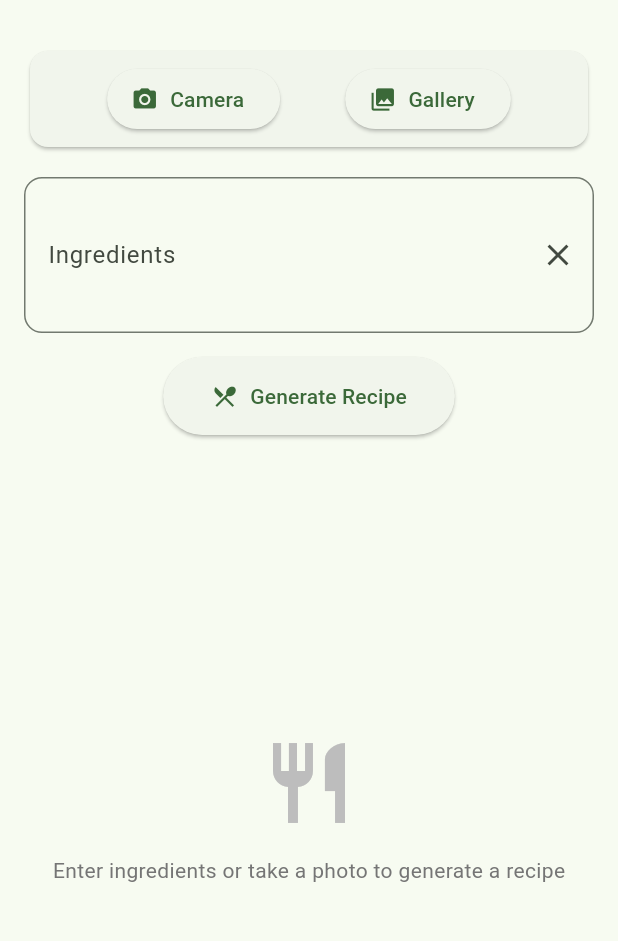
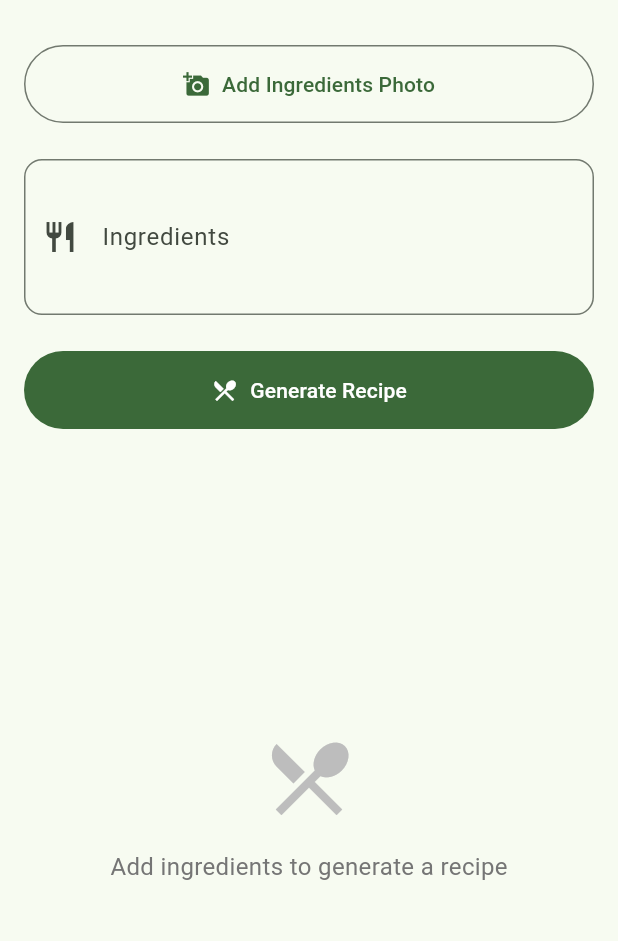
Before and after one commit to soltanzadehErfan/gemini_flutter, a Flutter app: the screen it shows after launch, on a phone screen of 412 x 824 dp, the part 63-1004 px from its top. Run offline on Flutter 3.47's test engine with Material 3 defaults, Android fonts, the phone set to English and light mode, and no system bars; our stand-ins replace flutter_dotenv, google_generative_ai, image_picker.

Commit message:
UI & UX improvements

```diff
--- a/lib/screens/home_screen.dart
+++ b/lib/screens/home_screen.dart
@@ -20,9 +20,42 @@ class _HomeScreenState extends State<HomeScreen> {
   bool _isLoading = false;
   File? _selectedImage;
 
-  Future<void> _pickImage() async {
+  Future<void> _showImageSourceDialog() async {
+    showModalBottomSheet(
+      context: context,
+      builder: (context) => SafeArea(
+        child: Column(
+          mainAxisSize: MainAxisSize.min,
+          children: [
+            ListTile(
+              leading: const CircleAvatar(
+                child: Icon(Icons.camera_alt, color: Colors.white),
+              ),
+              title: const Text('Take Photo'),
+              onTap: () {
+                Navigator.pop(context);
+                _pickImage(ImageSource.camera);
+              },
+            ),
+            ListTile(
+              leading: const CircleAvatar(
+                child: Icon(Icons.photo_library, color: Colors.white),
+              ),
+              title: const Text('Choose from Gallery'),
+              onTap: () {
+                Navigator.pop(context);
+                _pickImage(ImageSource.gallery);
+              },
+            ),
+          ],
+        ),
+      ),
+    );
+  }
+
+  Future<void> _pickImage(ImageSource source) async {
     try {
-      final image = await _imagePicker.pickImage(source: ImageSource.camera);
+      final image = await _imagePicker.pickImage(source: source);
       if (image == null) return;
 
       setState(() {
@@ -38,51 +71,41 @@ class _HomeScreenState extends State<HomeScreen> {
       });
     } catch (e) {
       setState(() => _isLoading = false);
-      ScaffoldMessenger.of(context).showSnackBar(
-        SnackBar(content: Text('Error: $e')),
-      );
+      _showError('Failed to process image: $e');
     }
   }
 
-  Future<void> _pickGalleryImage() async {
-    try {
-      final image = await _imagePicker.pickImage(source: ImageSource.gallery);
-      if (image == null) return;
-
-      setState(() {
-        _selectedImage = File(image.path);
-        _isLoading = true;
-      });
-
-      // Analyze image and get ingredients
-      final ingredients = await _geminiService.identifyIngredientsFromImage(_selectedImage!);
-
-      setState(() {
-        _isLoading = false;
-        _ingredientsController.text = ingredients;
-      });
-    } catch (e) {
-      setState(() => _isLoading = false);
+  void _showError(String message) {
     ScaffoldMessenger.of(context).showSnackBar(
-        SnackBar(content: Text('Error: $e')),
+      SnackBar(
+        content: Text(message),
+        behavior: SnackBarBehavior.floating,
+        backgroundColor: Colors.red.shade400,
+      ),
     );
-    }
   }
 
   Future<void> _generateRecipe() async {
-    if (_ingredientsController.text.isEmpty) return;
+    if (_ingredientsController.text.isEmpty) {
+      _showError('Please enter some ingredients first');
+      return;
+    }
 
     setState(() {
       _isLoading = true;
       _recipe = null;
     });
 
+    try {
       final recipe = await _geminiService.generateRecipe(_ingredientsController.text);
-
       setState(() {
         _recipe = recipe;
         _isLoading = false;
       });
+    } catch (e) {
+      setState(() => _isLoading = false);
+      _showError('Failed to generate recipe: $e');
+    }
   }
 
   @override
@@ -98,79 +121,122 @@ class _HomeScreenState extends State<HomeScreen> {
         title: const Text('Recipe Generator'),
         centerTitle: true,
       ),
-      body: Padding(
+      body: GestureDetector(
+        onTap: () => FocusScope.of(context).unfocus(),
+        child: CustomScrollView(
+          slivers: [
+            SliverFillRemaining(
+              hasScrollBody: false,
+              child: Padding(
                 padding: const EdgeInsets.all(16.0),
                 child: Column(
+                  crossAxisAlignment: CrossAxisAlignment.stretch,
                   children: [
-            // Image Input Section
-            Card(
-              child: Padding(
-                padding: const EdgeInsets.all(8.0),
-                child: Row(
-                  mainAxisAlignment: MainAxisAlignment.spaceEvenly,
-                  children: [
-                    ElevatedButton.icon(
-                      onPressed: _pickImage,
-                      icon: const Icon(Icons.camera_alt),
-                      label: const Text('Camera'),
+                    _buildImageSection(),
+                    const SizedBox(height: 24),
+                    _buildIngredientsInput(),
+                    const SizedBox(height: 24),
+                    _buildGenerateButton(),
+                    const SizedBox(height: 24),
+                    Expanded(child: _buildRecipeDisplay()),
+                  ],
                 ),
-                    ElevatedButton.icon(
-                      onPressed: _pickGalleryImage,
-                      icon: const Icon(Icons.photo_library),
-                      label: const Text('Gallery'),
+              ),
             ),
           ],
         ),
+      ),
+    );
+  }
+
+  Widget _buildImageSection() {
+    return Column(
+      crossAxisAlignment: CrossAxisAlignment.stretch,
+      children: [
+        OutlinedButton.icon(
+          onPressed: _isLoading ? null : _showImageSourceDialog,
+          icon: const Icon(Icons.add_a_photo),
+          label: const Text('Add Ingredients Photo'),
+          style: OutlinedButton.styleFrom(
+            padding: const EdgeInsets.all(16),
           ),
         ),
         if (_selectedImage != null) ...[
           const SizedBox(height: 16),
           ClipRRect(
             borderRadius: BorderRadius.circular(12),
-                child: Image.file(
+            child: Stack(
+              alignment: Alignment.topRight,
+              children: [
+                Image.file(
                   _selectedImage!,
-                  height: 150,
+                  height: 200,
                   width: double.infinity,
                   fit: BoxFit.cover,
                 ),
+                IconButton(
+                  onPressed: () => setState(() => _selectedImage = null),
+                  icon: const Icon(Icons.close),
+                  style: IconButton.styleFrom(
+                    backgroundColor: Colors.black54,
+                    foregroundColor: Colors.white,
+                  ),
                 ),
               ],
-            const SizedBox(height: 16),
-            TextField(
+            ),
+          ),
+        ],
+      ],
+    );
+  }
+
+  Widget _buildIngredientsInput() {
+    return TextField(
       controller: _ingredientsController,
       decoration: InputDecoration(
         labelText: 'Ingredients',
-                hintText: 'e.g., chicken, rice, tomatoes',
+        hintText: 'Enter ingredients or add a photo',
         border: OutlineInputBorder(
           borderRadius: BorderRadius.circular(12),
         ),
-                suffixIcon: IconButton(
+        prefixIcon: const Icon(Icons.restaurant),
+        suffixIcon: _ingredientsController.text.isNotEmpty
+            ? IconButton(
                 icon: const Icon(Icons.clear),
                 onPressed: () {
                   _ingredientsController.clear();
-                    setState(() => _selectedImage = null);
+                  setState(() {
+                    _selectedImage = null;
+                    _recipe = null;
+                  });
                 },
-                ),
+              )
+            : null,
       ),
       maxLines: 3,
+      textInputAction: TextInputAction.done,
+      onSubmitted: (_) => _generateRecipe(),
+    );
+  }
+
+  Widget _buildGenerateButton() {
+    return FilledButton.icon(
+      onPressed: _isLoading ? null : _generateRecipe,
+      icon: _isLoading
+          ? const SizedBox(
+              width: 20,
+              height: 20,
+              child: CircularProgressIndicator(
+                strokeWidth: 2,
+                valueColor: AlwaysStoppedAnimation<Color>(Colors.white),
               ),
-            const SizedBox(height: 16),
-            ElevatedButton.icon(
-              onPressed: _isLoading ? null : _generateRecipe,
-              icon: const Icon(Icons.restaurant_menu),
-              label: const Text('Generate Recipe'),
-              style: ElevatedButton.styleFrom(
+            )
+          : const Icon(Icons.restaurant_menu),
+      label: Text(_isLoading ? 'Generating...' : 'Generate Recipe'),
+      style: FilledButton.styleFrom(
         padding: const EdgeInsets.symmetric(
           horizontal: 32,
           vertical: 16,
-                ),
-              ),
-            ),
-            const SizedBox(height: 24),
-            Expanded(
-              child: _buildRecipeDisplay(),
-            ),
-          ],
         ),
       ),
     );
@@ -179,7 +245,14 @@ class _HomeScreenState extends State<HomeScreen> {
   Widget _buildRecipeDisplay() {
     if (_isLoading) {
       return const Center(
-        child: CircularProgressIndicator(),
+        child: Column(
+          mainAxisAlignment: MainAxisAlignment.center,
+          children: [
+            CircularProgressIndicator(),
+            SizedBox(height: 16),
+            Text('Preparing your recipe...'),
+          ],
+        ),
       );
     }
 
@@ -188,11 +261,18 @@ class _HomeScreenState extends State<HomeScreen> {
         child: Column(
           mainAxisAlignment: MainAxisAlignment.center,
           children: [
-            Icon(Icons.restaurant, size: 64, color: Colors.grey[400]),
+            Icon(
+              Icons.restaurant_menu,
+              size: 64,
+              color: Colors.grey[400],
+            ),
             const SizedBox(height: 16),
             Text(
-              'Enter ingredients or take a photo to generate a recipe',
-              style: TextStyle(color: Colors.grey[600]),
+              'Add ingredients to generate a recipe',
+              style: TextStyle(
+                color: Colors.grey[600],
+                fontSize: 16,
+              ),
             ),
           ],
         ),
@@ -200,15 +280,33 @@ class _HomeScreenState extends State<HomeScreen> {
     }
 
     return Card(
-      elevation: 2,
+      elevation: 0,
       shape: RoundedRectangleBorder(
         borderRadius: BorderRadius.circular(12),
+        side: BorderSide(
+          color: Colors.grey.shade200,
+        ),
       ),
       child: SingleChildScrollView(
         padding: const EdgeInsets.all(16),
+        child: Column(
+          crossAxisAlignment: CrossAxisAlignment.start,
+          children: _recipe!
+              .split('\n')
+              .map((line) => Padding(
+                    padding: const EdgeInsets.symmetric(vertical: 4),
                     child: Text(
-          _recipe!,
-          style: const TextStyle(fontSize: 16, height: 1.5),
+                      line,
+                      style: TextStyle(
+                        fontSize: 16,
+                        height: 1.5,
+                        fontWeight: line.endsWith(':')
+                            ? FontWeight.bold
+                            : FontWeight.normal,
+                      ),
+                    ),
+                  ))
+              .toList(),
         ),
       ),
     );
```
Lines whose indentation alone changed are shown as unchanged.
